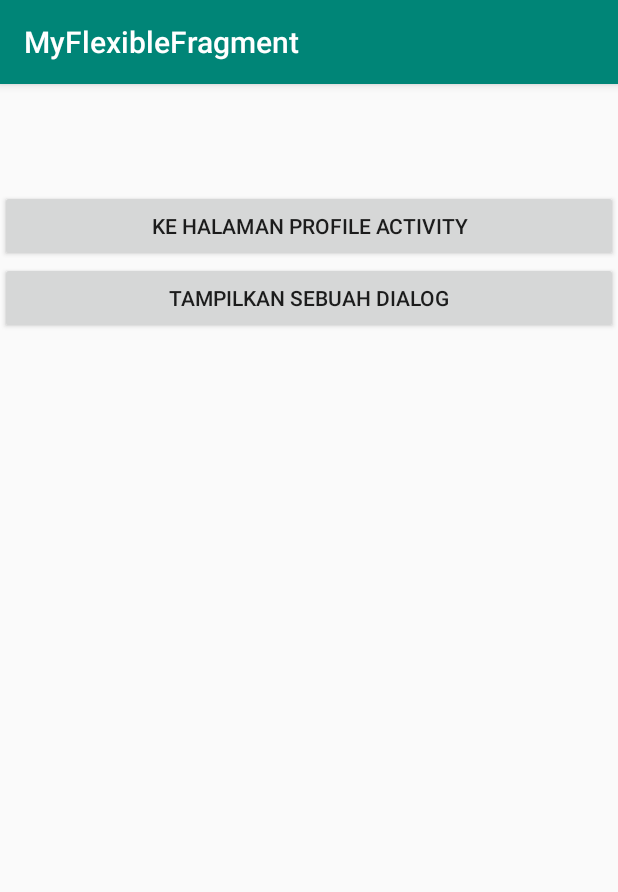
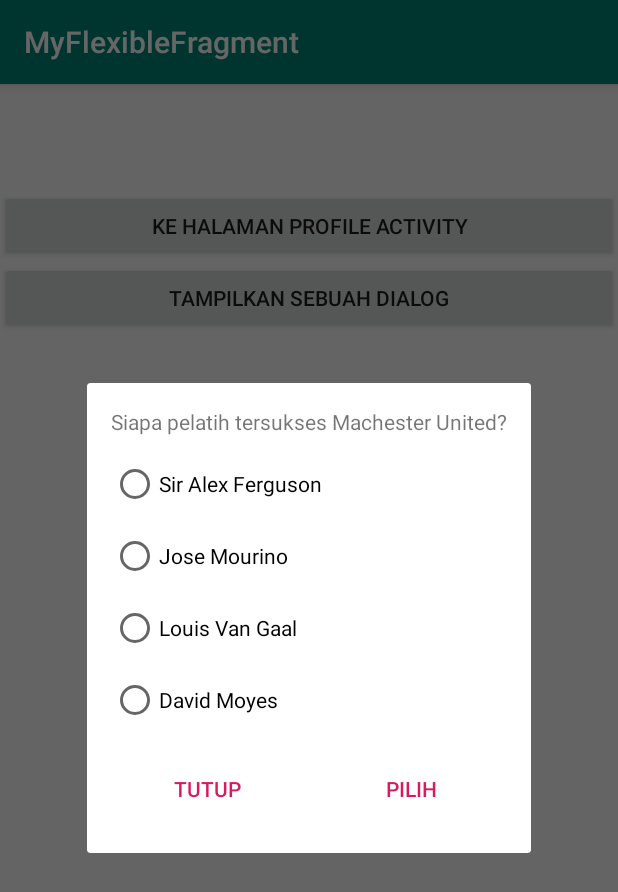
Before and after one commit to ndgspn/android-flexible-fragment, an Android app: the fragment DetailCategoryFragment placed in its activity, after a tap on "TAMPILKAN SEBUAH DIALOG", on a phone screen of 412 x 824 dp. Shown: the top 892 px of the screen. Run offline under Robolectric (Android 15) with nearby library versions, the phone set to English and light mode, and no system bars; 1 statement that could not run was skipped.

Commit message:
Mengirim data antar fragment, fragment untuk dialog, memanggil activity dari fragment

```diff
--- a/app/src/main/AndroidManifest.xml
+++ b/app/src/main/AndroidManifest.xml
@@ -9,6 +9,7 @@
         android:roundIcon="@mipmap/ic_launcher_round"
         android:supportsRtl="true"
         android:theme="@style/AppTheme">
+        <activity android:name=".ProfileActivity"></activity>
         <activity android:name=".MainActivity">
             <intent-filter>
                 <action android:name="android.intent.action.MAIN" />
--- a/app/src/main/java/com/dicoding/picodiploma/myflexiblefragment/DetailCategoryFragment.java
+++ b/app/src/main/java/com/dicoding/picodiploma/myflexiblefragment/DetailCategoryFragment.java
@@ -1,15 +1,18 @@
 package com.dicoding.picodiploma.myflexiblefragment;
 
 
+import android.content.Intent;
 import android.os.Bundle;
 import android.support.annotation.NonNull;
 import android.support.annotation.Nullable;
 import android.support.v4.app.Fragment;
+import android.support.v4.app.FragmentManager;
 import android.view.LayoutInflater;
 import android.view.View;
 import android.view.ViewGroup;
 import android.widget.Button;
 import android.widget.TextView;
+import android.widget.Toast;
 
 
 /**
@@ -69,9 +72,20 @@ public class DetailCategoryFragment extends Fragment implements View.OnClickList
     public  void onClick(View v) {
         switch (v.getId()) {
             case R.id.btn_profile:
+                Intent mIntent = new Intent(getActivity(), ProfileActivity.class);
+                startActivity(mIntent);
                 break;
             case R.id.btn_show_dialog:
+                OptionDialogFragment mOptionDialogFragment = new OptionDialogFragment();
+                FragmentManager mFragmentManager = getChildFragmentManager();
+                mOptionDialogFragment.show(mFragmentManager, OptionDialogFragment.class.getSimpleName());
                 break;
         }
     }
+    OptionDialogFragment.OnOptionDialogListener optionDialogListener = new OptionDialogFragment.OnOptionDialogListener() {
+        @Override
+        public void onOptionChosen(String text) {
+            Toast.makeText(getActivity(), text, Toast.LENGTH_SHORT).show();
+        }
+    };
 }
--- /dev/null
+++ b/app/src/main/java/com/dicoding/picodiploma/myflexiblefragment/OptionDialogFragment.java
@@ -0,0 +1,115 @@
+package com.dicoding.picodiploma.myflexiblefragment;
+
+
+import android.content.Context;
+import android.os.Bundle;
+import android.support.annotation.NonNull;
+import android.support.annotation.Nullable;
+import android.support.v4.app.DialogFragment;
+import android.support.v4.app.Fragment;
+import android.view.LayoutInflater;
+import android.view.View;
+import android.view.ViewGroup;
+import android.widget.Button;
+import android.widget.RadioButton;
+import android.widget.RadioGroup;
+
+
+/**
+ * A simple {@link Fragment} subclass.
+ */
+public class OptionDialogFragment extends DialogFragment implements View.OnClickListener {
+    Button btnChoose, btnClose;
+    RadioGroup rgOptions;
+    RadioButton rbSaf, rbMou, rbLvg, rbMoyes;
+    OnOptionDialogListener optionDialogListener;
+
+
+    public OptionDialogFragment() {
+        // Required empty public constructor
+    }
+
+
+    @Override
+    public View onCreateView(LayoutInflater inflater, ViewGroup container,
+                             Bundle savedInstanceState) {
+        // Inflate the layout for this fragment
+        return inflater.inflate(R.layout.fragment_option_dialog, container, false);
+    }
+
+    @Override
+    public void onViewCreated(@NonNull View view, @Nullable Bundle savedInstanceState) {
+        super.onViewCreated(view, savedInstanceState);
+        btnChoose = view.findViewById(R.id.btn_choose);
+        btnChoose.setOnClickListener(this);
+
+        btnClose = view.findViewById(R.id.btn_close);
+        btnClose.setOnClickListener(this);
+
+        rgOptions = view.findViewById(R.id.rg_options);
+        rbSaf = view.findViewById(R.id.rb_saf);
+        rbLvg = view.findViewById(R.id.rb_lvg);
+        rbMou = view.findViewById(R.id.rb_mou);
+        rbMoyes = view.findViewById(R.id.rb_moyes);
+    }
+
+    @Override
+    public void onAttach(Context context) {
+        super.onAttach(context);
+
+        Fragment fragment = getParentFragment();
+
+        if (fragment instanceof DetailCategoryFragment) {
+            DetailCategoryFragment detailCategoryFragment = (DetailCategoryFragment) fragment;
+            this.optionDialogListener = detailCategoryFragment.optionDialogListener;
+        }
+    }
+
+    @Override
+    public void onDetach() {
+        super.onDetach();
+        this.optionDialogListener = null;
+    }
+
+    @Override
+    public void onClick(View view) {
+        switch (view.getId()) {
+            case R.id.btn_close:
+                getDialog().cancel();
+                break;
+
+            case R.id.btn_choose:
+                int checkedRadioButtonId = rgOptions.getCheckedRadioButtonId();
+                if (checkedRadioButtonId != 1) {
+                    String coach = null;
+                    switch (checkedRadioButtonId) {
+                        case R.id.rb_saf:
+                            coach = rbSaf.getText().toString().trim();
+                            break;
+                        case R.id.rb_mou:
+                            coach = rbMou.getText().toString().trim();
+                            break;
+                        case R.id.rb_lvg:
+                            coach = rbLvg.getText().toString().trim();
+                            break;
+                        case R.id.rb_moyes:
+                            coach = rbMoyes.getText().toString().trim();
+                            break;
+                    }
+
+                    if (optionDialogListener != null) {
+                        optionDialogListener.onOptionChosen(coach);
+                    }
+                    getDialog().dismiss();
+                }
+                break;
+        }
+    }
+
+    public interface OnOptionDialogListener {
+        void onOptionChosen(String text);
+    }
+
+
+
+}
--- /dev/null
+++ b/app/src/main/res/layout/fragment_option_dialog.xml
@@ -0,0 +1,76 @@
+<?xml version="1.0" encoding="utf-8"?>
+<LinearLayout xmlns:android="http://schemas.android.com/apk/res/android"
+    xmlns:tools="http://schemas.android.com/tools"
+    android:layout_width="match_parent"
+    android:layout_height="wrap_content"
+    android:orientation="vertical"
+    android:padding="@dimen/activity_vertical_margin"
+    tools:context=".OptionDialogFragment">
+
+    <TextView
+        android:layout_width="match_parent"
+        android:layout_height="wrap_content"
+        android:layout_marginBottom="@dimen/activity_vertical_margin"
+        android:text="@string/question_coach"/>
+
+    <RadioGroup
+        android:id="@+id/rg_options"
+        android:layout_width="match_parent"
+        android:layout_height="wrap_content"
+        android:orientation="vertical">
+
+        <RadioButton
+            android:id="@+id/rb_saf"
+            android:layout_width="match_parent"
+            android:layout_height="wrap_content"
+            android:layout_marginBottom="@dimen/activity_vertical_margin"
+            android:text="@string/sir_alex_ferguson"/>
+
+        <RadioButton
+            android:id="@+id/rb_mou"
+            android:layout_width="match_parent"
+            android:layout_height="wrap_content"
+            android:layout_marginBottom="@dimen/activity_vertical_margin"
+            android:text="@string/jose_mourino"/>
+
+        <RadioButton
+            android:id="@+id/rb_lvg"
+            android:layout_width="match_parent"
+            android:layout_height="wrap_content"
+            android:layout_marginBottom="@dimen/activity_vertical_margin"
+            android:text="@string/louis_van_gaal"/>
+
+        <RadioButton
+            android:id="@+id/rb_moyes"
+            android:layout_width="match_parent"
+            android:layout_height="wrap_content"
+            android:layout_marginBottom="@dimen/activity_vertical_margin"
+            android:text="@string/david_moyes"/>
+    </RadioGroup>
+
+    <LinearLayout
+        android:layout_width="match_parent"
+        android:layout_height="wrap_content"
+        android:orientation="horizontal">
+
+        <Button
+            android:id="@+id/btn_close"
+            style="?android:attr/buttonBarButtonStyle"
+            android:layout_width="match_parent"
+            android:layout_height="wrap_content"
+            android:layout_marginEnd="4dp"
+            android:layout_marginRight="4dp"
+            android:layout_weight="0.5"
+            android:text="@string/close"/>
+
+        <Button
+            android:id="@+id/btn_choose"
+            style="?android:attr/buttonBarButtonStyle"
+            android:layout_width="match_parent"
+            android:layout_height="wrap_content"
+            android:layout_marginLeft="4dp"
+            android:layout_marginStart="4dp"
+            android:layout_weight="0.5"
+            android:text="@string/choose"/>
+    </LinearLayout>
+</LinearLayout>
```
Also changed, not shown: app/src/main/java/com/dicoding/picodiploma/myflexiblefragment/ProfileActivity.java (added, +13 -0 lines), app/src/main/res/layout/activity_profile.xml (added, +18 -0 lines).
